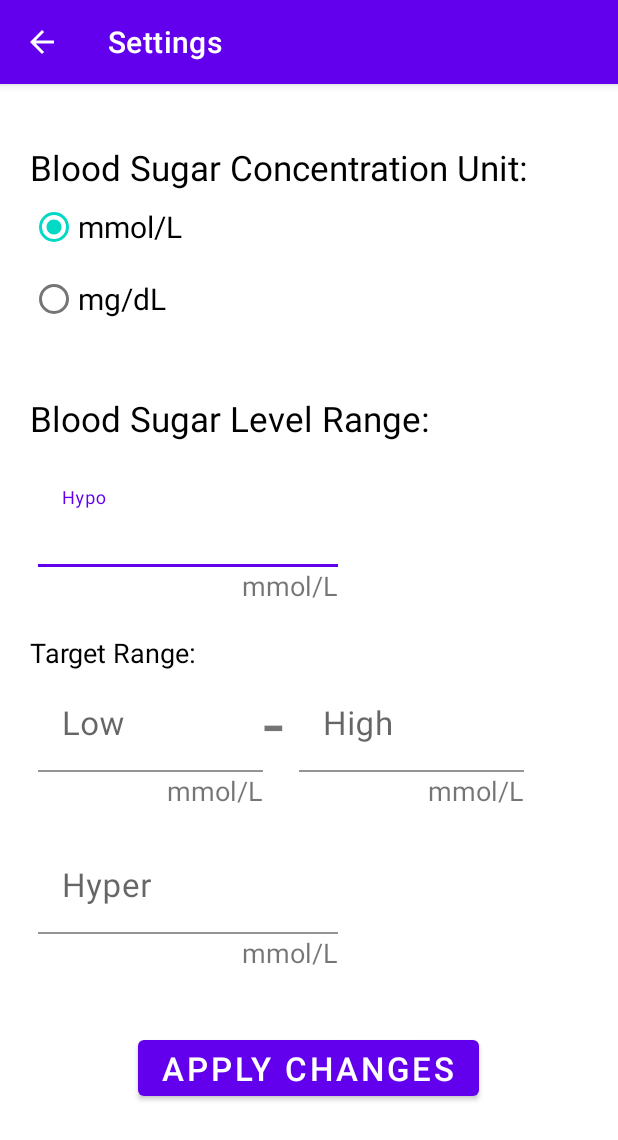
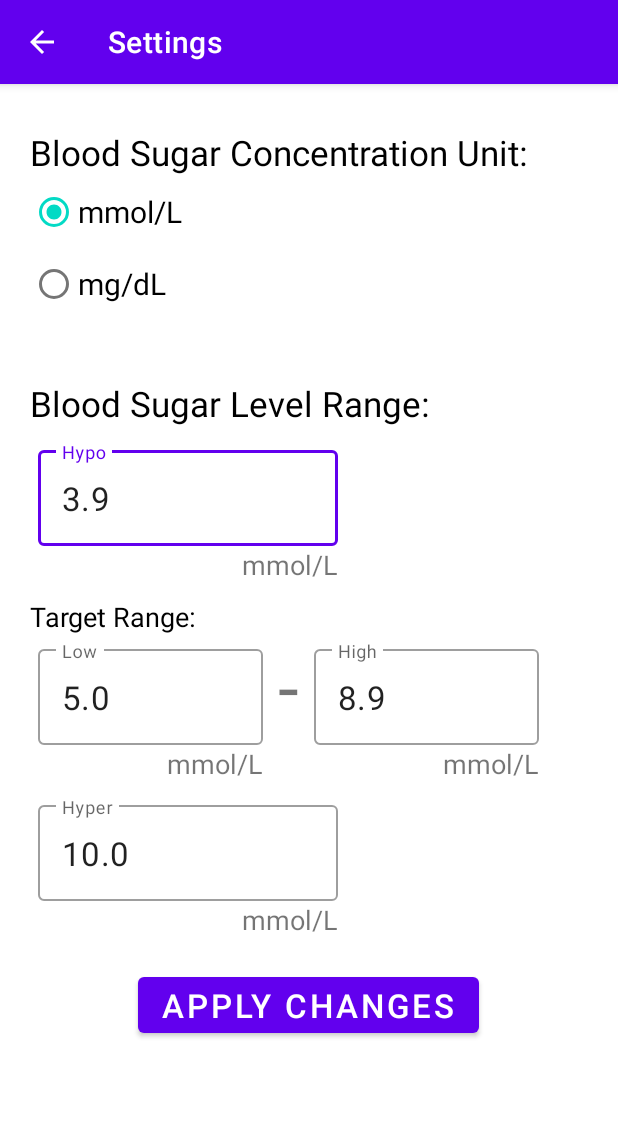
Before and after one commit to ngov94/blood-sugar-tracker-app-kotlin-android, an Android app: the screen it shows after launch (Settings), in the options menu, after a tap on "Settings", on a phone screen of 412 x 824 dp. Shown: the top 1140 px of the screen. Run offline under Robolectric (Android 15) with nearby library versions, the phone set to English and light mode, and no system bars; our stand-ins replace Room's generated code.

Commit message:
persisting settings with default and user entered values

```diff
--- a/app/build.gradle
+++ b/app/build.gradle
@@ -19,6 +19,7 @@ android {
     }
     buildFeatures {
         compose true
+        viewBinding true
     }
     buildTypes {
         release {
--- /dev/null
+++ b/app/src/main/java/com/example/project1/AppDatabase.kt
@@ -0,0 +1,33 @@
+package com.example.project1
+
+import android.content.Context
+import androidx.room.*
+
+@Database(entities = [Master::class, BloodSugar::class], version = 1, exportSchema = false)
+@TypeConverters(Convertor::class)
+//3 - abstract and extend
+abstract class AppDatabase : RoomDatabase() {
+    //4 - abstract and return Dao
+    abstract fun masterDao() : MasterDao
+    abstract fun bloodSugarDao() : BloodSugarDao
+
+    //5 - Singleton because you don't want multiple connections to the database
+    //This will always be the same, regardless of the program
+    companion object{
+        var INSTANCE: AppDatabase? = null
+        fun getInstance(context: Context) : AppDatabase?{
+            if(INSTANCE == null){
+                //6 - we are acquiring an instance of RoomDB builder
+                synchronized(AppDatabase::class){
+                    INSTANCE = Room.databaseBuilder(context.applicationContext,
+                        AppDatabase::class.java, "bloodsugarapp.db")
+                        .allowMainThreadQueries().build()
+                }
+            }
+            return INSTANCE
+        }
+        fun destroyInstance(){
+            INSTANCE = null
+        }
+    }
+}
--- a/app/src/main/java/com/example/project1/MainActivity.kt
+++ b/app/src/main/java/com/example/project1/MainActivity.kt
@@ -6,15 +6,27 @@ import android.os.Bundle
 import android.view.Menu
 import android.view.MenuInflater
 import android.view.MenuItem
-import android.widget.Toast
+import com.example.project1.databinding.ActivityMainBinding
+
 
 
 class MainActivity : AppCompatActivity() {
+    private lateinit var binding: ActivityMainBinding
+    lateinit var mvm: MasterViewModel
+
     override fun onCreate(savedInstanceState: Bundle?) {
         super.onCreate(savedInstanceState)
-        setContentView(R.layout.activity_main)
+        binding = ActivityMainBinding.inflate(layoutInflater)
+        val view = binding.root
+        setContentView(view)
 
         supportActionBar!!.title = "Blood Sugar Tracker"
+
+
+
+
+
+
     }
 
 
@@ -25,15 +37,6 @@ class MainActivity : AppCompatActivity() {
     }
 
     override fun onOptionsItemSelected(item: MenuItem): Boolean {
-
-//        var selectedOption = ""
-//
-//        when(item.itemId)
-//        {
-//            R.id.menu_settings -> selectedOption = "Settings"
-//        }
-//        Toast.makeText(this,"Option : $selectedOption", Toast.LENGTH_SHORT).show()
-
         var settingsIntent = Intent(this,Settings::class.java)
         startActivity(settingsIntent)
 
--- a/app/src/main/java/com/example/project1/MasterDao.kt
+++ b/app/src/main/java/com/example/project1/MasterDao.kt
@@ -1,11 +1,9 @@
 package com.example.project1
 
 import androidx.lifecycle.LiveData
-import androidx.room.Delete
-import androidx.room.Insert
-import androidx.room.Query
-import androidx.room.Update
+import androidx.room.*
 
+@Dao
 interface MasterDao {
     @Insert
     fun insertMaster(master: Master)
--- /dev/null
+++ b/app/src/main/java/com/example/project1/MasterRepository.kt
@@ -0,0 +1,22 @@
+package com.example.project1
+
+import android.content.Context
+import androidx.lifecycle.LiveData
+
+
+class MasterRepository(context: Context) {
+
+    var db: MasterDao? = AppDatabase.getInstance(context)?.masterDao()
+
+    fun insertMaster(master: Master){
+        db?.insertMaster(master)
+    }
+
+    fun selectLatestMaster(): LiveData<Master>?{
+        return db?.selectLatestMaster()
+    }
+
+    fun selectMasterItem(mid: Int): LiveData<Master>?{
+        return db?.selectMasterItem(mid)
+    }
+}
--- /dev/null
+++ b/app/src/main/java/com/example/project1/MasterViewModel.kt
@@ -0,0 +1,30 @@
+package com.example.project1
+
+import android.app.Application
+import androidx.lifecycle.AndroidViewModel
+import androidx.lifecycle.LiveData
+import androidx.lifecycle.viewModelScope
+import kotlinx.coroutines.launch
+
+class MasterViewModel(app: Application): AndroidViewModel(app) {
+
+    private val repo: MasterRepository
+    val latestMaster: LiveData<Master>?
+
+    init {
+        repo = MasterRepository(app)
+        latestMaster = repo.selectLatestMaster()
+    }
+
+    fun insertMaster(master: Master) = viewModelScope.launch{
+        repo.insertMaster(master)
+    }
+
+    fun selectLatestMaster() = viewModelScope.launch{
+        repo.selectLatestMaster()
+    }
+
+    fun selectMasterItem(mid: Int) = viewModelScope.launch{
+        repo.selectMasterItem(mid)
+    }
+}
--- a/app/src/main/java/com/example/project1/Settings.kt
+++ b/app/src/main/java/com/example/project1/Settings.kt
@@ -1,21 +1,96 @@
 package com.example.project1
 
+import android.content.Intent
 import androidx.appcompat.app.AppCompatActivity
 import android.os.Bundle
-import android.widget.Button
+import android.widget.Toast
+import com.example.project1.databinding.ActivitySettingsBinding
 import kotlinx.android.synthetic.main.activity_settings.*
 
+
 class Settings : AppCompatActivity() {
+
+    lateinit var mvm: MasterViewModel
+    private lateinit var binding: ActivitySettingsBinding
+    lateinit var latestMaster: Master
+    val mmol = "mmol/L"
+    val mg = "mg/dL"
+
     override fun onCreate(savedInstanceState: Bundle?) {
         super.onCreate(savedInstanceState)
-        setContentView(R.layout.activity_settings)
+        binding = ActivitySettingsBinding.inflate(layoutInflater)
+        val view = binding.root
+        setContentView(view)
+
         supportActionBar!!.title = "Settings"
         supportActionBar!!.setDisplayHomeAsUpEnabled(true)
 
-//        applyChangesBtn.setOnClickListener {
-//
-//        }
+        mvm = MasterViewModel(application)
+
+        mvm.latestMaster?.observe(this){ latestMaster ->
+            getLatestMaster(latestMaster)
+        }
+
+        setOnCheckedChangeListener()
+
+        binding.applyChangesBtn.setOnClickListener {
+            binding.applyChangesBtn.isEnabled = false
+
+            var sugarUnit: String
+            var sugarUnitID = binding.radioSugarUnit.checkedRadioButtonId
+
+            sugarUnit = if (sugarUnitID.equals(binding.radiommolL.id)) mmol else mg
+
+            var hypo =  binding.hypoRange.text.toString().toDouble()
+            var tarLow = binding.tarLow.text.toString().toDouble()
+            var tarHigh = binding.tarHigh.text.toString().toDouble()
+            var hyper = binding.hyperRange.text.toString().toDouble()
+
+            var insertMast = Master(sugarUnit = sugarUnit, hypo = hypo, hyper = hyper, tarRangeLow = tarLow, tarRangeHigh = tarHigh)
+
+            mvm.insertMaster(insertMast)
+
+            Toast.makeText(this, "Changes Applied", Toast.LENGTH_LONG).show()
+            var mainIntent = Intent(this, MainActivity::class.java)
+            startActivity(mainIntent)
+        }
+    }
+
+    private fun setOnCheckedChangeListener() {
+        binding.radioSugarUnit.setOnCheckedChangeListener { group, checkedId ->
+            val sugarUnit = if (R.id.radiommolL == checkedId) mmol else mg
+            binding.unit1.text = sugarUnit
+            binding.unit2.text = sugarUnit
+            binding.unit3.text = sugarUnit
+            binding.unit4.text = sugarUnit
+        }
+    }
+
+    private fun getLatestMaster(latest: Master?){
+        if (latest != null) {
+            this.latestMaster = latest
+        }
+        else{
+            var intialMaster = Master(sugarUnit = mmol, hypo = 3.9, hyper = 10.0, tarRangeLow = 5.0, tarRangeHigh = 8.9)
+            mvm.insertMaster(intialMaster)
+            return
+        }
+
+        binding.radioSugarUnit.clearCheck()
+
+        if(latestMaster.sugarUnit.equals(mmol)){
+            binding.radioSugarUnit.check(radiommolL.id)
+        }
+        else{
+            binding.radioSugarUnit.check(radiomgdL.id)
+        }
+
+        binding.hypoRange.setText(latestMaster.hypo.toString())
+        binding.hyperRange.setText(latestMaster.hyper.toString())
+        binding.tarLow.setText(latestMaster.tarRangeLow.toString())
+        binding.tarHigh.setText(latestMaster.tarRangeHigh.toString())
+
+    }
 
 
-    }
 }
--- a/app/src/main/res/layout/activity_settings.xml
+++ b/app/src/main/res/layout/activity_settings.xml
@@ -14,10 +14,11 @@
         android:text="Blood Sugar Concentration Unit:"
         android:textColor="@color/black"
         android:textSize="23sp"
-        android:layout_marginTop="40dp"
+        android:layout_marginTop="30dp"
         android:layout_marginStart="20dp"
         />
     <RadioGroup
+        android:id="@+id/radioSugarUnit"
         android:layout_width="match_parent"
         android:layout_height="wrap_content"
         android:checkedButton="@id/radiommolL"
@@ -58,7 +59,8 @@
         android:layout_height="wrap_content"
         android:hint="Hypo"
         android:layout_marginStart="25dp"
-        android:layout_marginTop="20dp"
+        android:layout_marginTop="10dp"
+        style="@style/Widget.MaterialComponents.TextInputLayout.OutlinedBox">
         >
 
         <com.google.android.material.textfield.TextInputEditText
@@ -72,6 +74,7 @@
             />
 
         <TextView
+            android:id="@+id/unit1"
             android:layout_width="wrap_content"
             android:layout_height="wrap_content"
             android:text="mmol/L"
@@ -86,7 +89,7 @@
         android:text="Target Range:"
         android:textColor="@color/black"
         android:textSize="18sp"
-        android:layout_marginTop="20dp"
+        android:layout_marginTop="10dp"
         android:layout_marginStart="20dp"
         />
 
@@ -102,6 +105,7 @@
             android:hint="Low"
             android:layout_marginStart="25dp"
             android:layout_marginTop="4dp"
+            style="@style/Widget.MaterialComponents.TextInputLayout.OutlinedBox">
             >
 
             <com.google.android.material.textfield.TextInputEditText
@@ -114,6 +118,7 @@
                 />
 
             <TextView
+                android:id="@+id/unit2"
                 android:layout_width="wrap_content"
                 android:layout_height="wrap_content"
                 android:text="mmol/L"
@@ -126,10 +131,10 @@
             android:id="@+id/targetDash"
             android:layout_width="wrap_content"
             android:layout_height="wrap_content"
+            android:layout_toRightOf="@id/tarLowL"
             android:text="-"
-            android:textSize="50sp"
-            android:layout_toRightOf="@id/tarLowL"
-            />
+            android:layout_marginStart="10dp"
+            android:textSize="50sp" />
 
 
         <com.google.android.material.textfield.TextInputLayout
@@ -139,6 +144,7 @@
             android:layout_marginStart="10dp"
             android:layout_marginTop="4dp"
             android:layout_toRightOf="@id/targetDash"
+            style="@style/Widget.MaterialComponents.TextInputLayout.OutlinedBox">
             >
 
             <com.google.android.material.textfield.TextInputEditText
@@ -151,6 +157,7 @@
                 />
 
             <TextView
+                android:id="@+id/unit3"
                 android:layout_width="wrap_content"
                 android:layout_height="wrap_content"
                 android:text="mmol/L"
@@ -167,7 +174,8 @@
         android:layout_height="wrap_content"
         android:hint="Hyper"
         android:layout_marginStart="25dp"
-        android:layout_marginTop="20dp"
+        android:layout_marginTop="10dp"
+        style="@style/Widget.MaterialComponents.TextInputLayout.OutlinedBox">
         >
 
         <com.google.android.material.textfield.TextInputEditText
@@ -180,6 +188,7 @@
             />
 
         <TextView
+            android:id="@+id/unit4"
             android:layout_width="wrap_content"
             android:layout_height="wrap_content"
             android:text="mmol/L"
@@ -194,7 +203,7 @@
         android:layout_height="wrap_content"
         android:text="Apply Changes"
         android:textSize="22sp"
-        android:layout_marginTop="40dp"
+        android:layout_marginTop="20dp"
         android:layout_gravity="center"
         />
 
--- a/app/src/main/res/values/strings.xml
+++ b/app/src/main/res/values/strings.xml
@@ -1,3 +1,5 @@
 <resources>
     <string name="app_name">Blood Sugar Tracker</string>
+    <string name="mmol_unit">mmol/L</string>
+    <string name="mg_unit">mg/dL</string>
 </resources>
```
Also changed, not shown: app/src/main/java/com/example/project1/Convertor.kt (added, +33 -0 lines).
